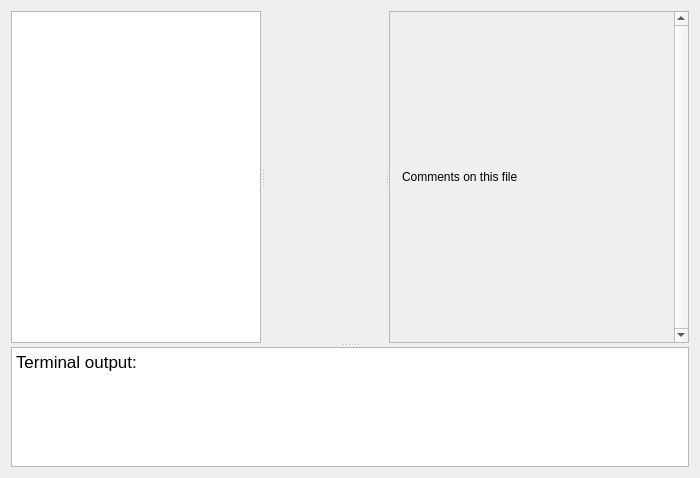
First picture: the form in TurboGrade/ui/codeview.ui, repository wassgha/TurboGrade, before the edit.
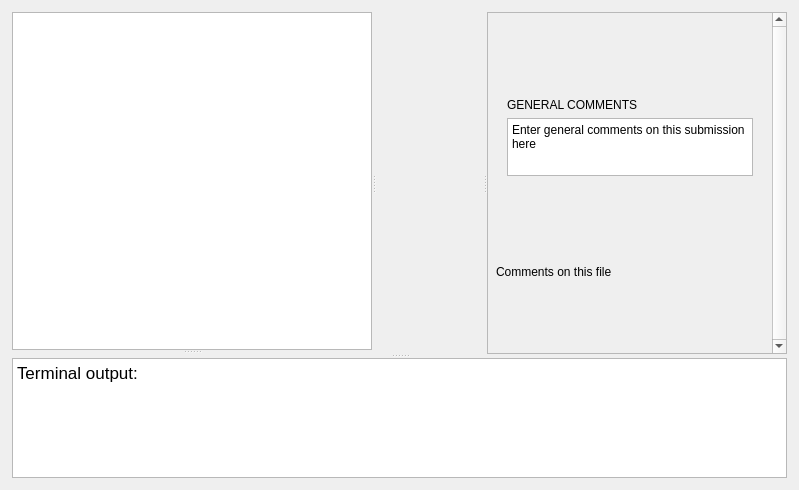
Second picture: the form after the edit. Icons and pictures are not drawn. Custom widgets are drawn as their Qt base class.

Commit message: Put grade view inside code view

```diff
--- a/TurboGrade/ui/codeview.ui
+++ b/TurboGrade/ui/codeview.ui
@@ -6,13 +6,16 @@
    <rect>
     <x>0</x>
     <y>0</y>
-    <width>700</width>
-    <height>478</height>
+    <width>799</width>
+    <height>490</height>
    </rect>
   </property>
   <property name="windowTitle">
    <string>CodeView</string>
   </property>
+  <property name="autoFillBackground">
+   <bool>false</bool>
+  </property>
   <property name="styleSheet">
    <string notr="true">QTreeView#treeView {
         /* background: rgb(66, 76, 96); */
@@ -77,52 +80,97 @@
 </string>
   </property>
   <layout class="QGridLayout" name="gridLayout">
+   <property name="leftMargin">
+    <number>12</number>
+   </property>
+   <property name="topMargin">
+    <number>12</number>
+   </property>
+   <property name="rightMargin">
+    <number>12</number>
+   </property>
+   <property name="bottomMargin">
+    <number>12</number>
+   </property>
    <item row="0" column="0">
-    <widget class="QSplitter" name="splitter_2">
+    <widget class="QSplitter" name="splitter_3">
      <property name="orientation">
       <enum>Qt::Vertical</enum>
      </property>
-     <widget class="QSplitter" name="splitter">
-      <property name="sizePolicy">
-       <sizepolicy hsizetype="Expanding" vsizetype="Expanding">
-        <horstretch>0</horstretch>
-        <verstretch>0</verstretch>
-       </sizepolicy>
-      </property>
+     <widget class="QSplitter" name="splitter_2">
       <property name="orientation">
        <enum>Qt::Horizontal</enum>
       </property>
-      <widget class="QTreeView" name="treeView">
+      <widget class="QSplitter" name="splitter">
        <property name="sizePolicy">
-        <sizepolicy hsizetype="MinimumExpanding" vsizetype="Expanding">
+        <sizepolicy hsizetype="Minimum" vsizetype="Expanding">
          <horstretch>0</horstretch>
          <verstretch>0</verstretch>
         </sizepolicy>
        </property>
        <property name="minimumSize">
         <size>
-         <width>120</width>
+         <width>360</width>
          <height>0</height>
         </size>
        </property>
        <property name="maximumSize">
         <size>
-         <width>250</width>
+         <width>360</width>
          <height>16777215</height>
         </size>
        </property>
-       <property name="baseSize">
-        <size>
-         <width>0</width>
-         <height>0</height>
-        </size>
+       <property name="orientation">
+        <enum>Qt::Vertical</enum>
        </property>
-       <property name="autoFillBackground">
-        <bool>false</bool>
-       </property>
-       <property name="headerHidden">
-        <bool>true</bool>
-       </property>
+       <widget class="QTreeView" name="treeView">
+        <property name="sizePolicy">
+         <sizepolicy hsizetype="MinimumExpanding" vsizetype="Expanding">
+          <horstretch>0</horstretch>
+          <verstretch>0</verstretch>
+         </sizepolicy>
+        </property>
+        <property name="minimumSize">
+         <size>
+          <width>120</width>
+          <height>0</height>
+         </size>
+        </property>
+        <property name="maximumSize">
+         <size>
+          <width>360</width>
+          <height>16777215</height>
+         </size>
+        </property>
+        <property name="baseSize">
+         <size>
+          <width>0</width>
+          <height>0</height>
+         </size>
+        </property>
+        <property name="autoFillBackground">
+         <bool>false</bool>
+        </property>
+        <property name="headerHidden">
+         <bool>true</bool>
+        </property>
+       </widget>
+       <widget class="QWidget" name="verticalLayoutWidget">
+        <layout class="QVBoxLayout" name="grade_view">
+         <property name="leftMargin">
+          <number>0</number>
+         </property>
+         <property name="topMargin">
+          <number>0</number>
+         </property>
+         <property name="rightMargin">
+          <number>8</number>
+         </property>
+         <property name="bottomMargin">
+          <number>0</number>
+         </property>
+        </layout>
+       </widget>
       </widget>
       <widget class="CodeEditor" name="editor" native="true">
        <property name="sizePolicy">
@@ -166,7 +214,7 @@
           <x>8</x>
           <y>0</y>
           <width>284</width>
-          <height>326</height>
+          <height>338</height>
          </rect>
         </property>
         <property name="minimumSize">
@@ -182,11 +230,55 @@
          </size>
         </property>
         <layout class="QVBoxLayout" name="comment_layout">
-         <property name="leftMargin">
+         <property name="spacing">
           <number>12</number>
          </property>
+         <property name="leftMargin">
+          <number>8</number>
+         </property>
+         <property name="topMargin">
+          <number>8</number>
+         </property>
+         <property name="rightMargin">
+          <number>8</number>
+         </property>
+         <property name="bottomMargin">
+          <number>8</number>
+         </property>
+         <item>
+          <widget class="QWidget" name="general_comments_box" native="true">
+           <property name="maximumSize">
+            <size>
+             <width>16777215</width>
+             <height>100</height>
+            </size>
+           </property>
+           <layout class="QVBoxLayout" name="verticalLayout">
+            <item>
+             <widget class="QLabel" name="general_comments_label">
+              <property name="text">
+               <string>GENERAL COMMENTS</string>
+              </property>
+             </widget>
+            </item>
+            <item>
+             <widget class="QPlainTextEdit" name="general_comments">
+              <property name="plainText">
+               <string>Enter general comments on this submission here</string>
+              </property>
+             </widget>
+            </item>
+           </layout>
+          </widget>
+         </item>
          <item>
           <widget class="QLabel" name="comments_title">
+           <property name="sizePolicy">
+            <sizepolicy hsizetype="Preferred" vsizetype="Fixed">
+             <horstretch>0</horstretch>
+             <verstretch>0</verstretch>
+            </sizepolicy>
+           </property>
            <property name="text">
             <string>Comments on this file</string>
            </property>
```
Left out of the diff: 38 changed lines with no effect on the pictures. The commit also changes 9 other files.
